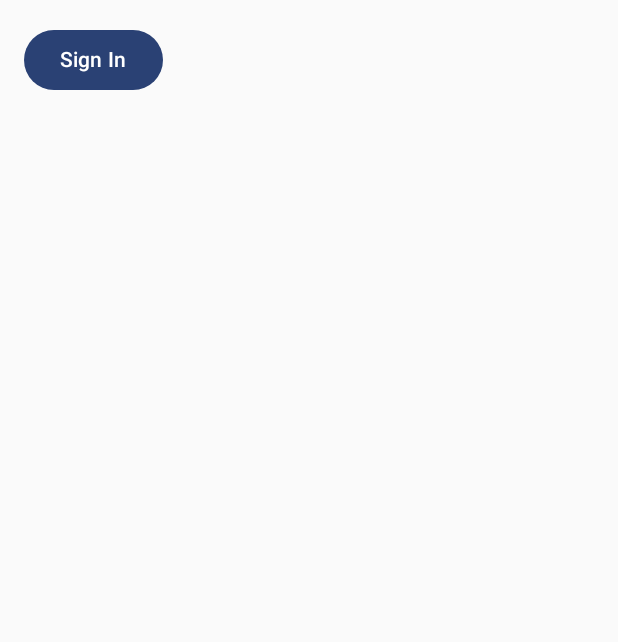
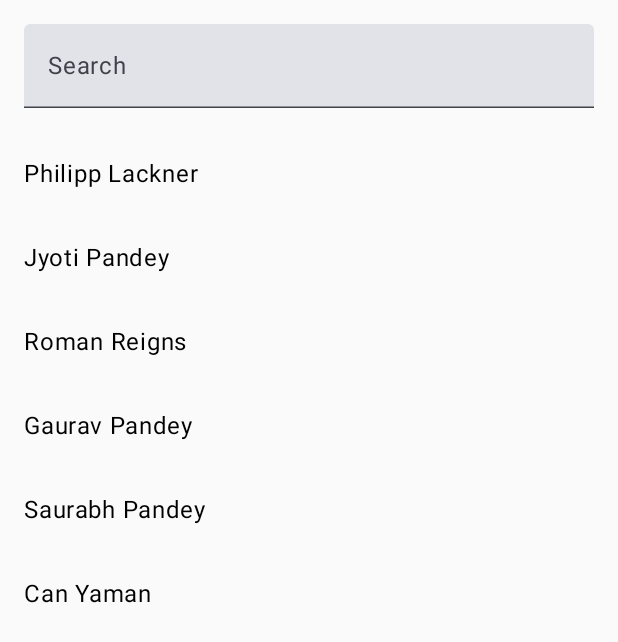
Before and after one commit to jyotip1308/ComposeCode, an Android app built with Jetpack Compose: the screen it shows after launch (MainActivity), on a phone screen of 412 x 824 dp. Shown: the top 642 px of the screen. Run offline under Robolectric (Android 15) with nearby library versions, the phone set to English and light mode, and no system bars; our stand-ins replace Dagger/Hilt's generated code, Firebase (no records; nobody signed in at launch, a user with empty details on screens opened directly), window size class; libraries missing offline, so code that uses them is left out: co.yml.charts; 1 statement that could not run was skipped.

Commit message:
Search Bar

```diff
--- a/app/src/main/java/com/composemates/composecode/MainActivity.kt
+++ b/app/src/main/java/com/composemates/composecode/MainActivity.kt
@@ -11,6 +11,7 @@ import com.composemates.composecode.dropdown.DropDownDemo
 import com.composemates.composecode.firebasePresentation.GoogleAuthUiClientHilt
 import com.composemates.composecode.navigation.FirebaseNavGraph
 import com.composemates.composecode.networkMonitor.NetworkConnectivityHelper
+import com.composemates.composecode.searchBar.SearchBar
 import com.composemates.composecode.ui.theme.ComposeCodeTheme
 import com.composemates.composecode.viewModels.AuthViewModel
 import com.composemates.composecode.viewModels.viewodel.FlowViewModel
@@ -42,6 +43,7 @@ class MainActivity : ComponentActivity() {
 
         setContent {
             ComposeCodeTheme {
+                SearchBar()
 
 //                DropDownDemo()
 
@@ -134,10 +136,10 @@ class MainActivity : ComponentActivity() {
 
 //                LoginScreen()
 
-                val navController = rememberNavController()
-                FirebaseNavGraph(navController = navController,
-                    googleAuthClientHilt = googleAuthUiClientHilt,
-                    applicationContext = applicationContext)
+//                val navController = rememberNavController()
+//                FirebaseNavGraph(navController = navController,
+//                    googleAuthClientHilt = googleAuthUiClientHilt,
+//                    applicationContext = applicationContext)
 
 //                CountDownUi(viewModel)
 //                CurrentLocation()
--- a/app/src/main/java/com/composemates/composecode/navigation/FirebaseNavigation.kt
+++ b/app/src/main/java/com/composemates/composecode/navigation/FirebaseNavigation.kt
@@ -37,11 +37,11 @@ fun FirebaseNavGraph(
 
             LaunchedEffect(key1 = Unit) {
                 userSignedIn = googleAuthClientHilt.getSignedInUser() != null
-                if (userSignedIn) {
+              /*  if (userSignedIn) {
                     navController.navigate("profile") {
                         popUpTo("sign_in") { inclusive = true }
                     }
-                }
+                }*/
             }
 
             val launcher = rememberLauncherForActivityResult(
--- /dev/null
+++ b/app/src/main/java/com/composemates/composecode/searchBar/SearchBar.kt
@@ -0,0 +1,71 @@
+package com.composemates.composecode.searchBar
+
+import androidx.compose.foundation.layout.Box
+import androidx.compose.foundation.layout.Column
+import androidx.compose.foundation.layout.Spacer
+import androidx.compose.foundation.layout.fillMaxSize
+import androidx.compose.foundation.layout.fillMaxWidth
+import androidx.compose.foundation.layout.height
+import androidx.compose.foundation.layout.padding
+import androidx.compose.foundation.lazy.LazyColumn
+import androidx.compose.foundation.lazy.items
+import androidx.compose.material3.CircularProgressIndicator
+import androidx.compose.material3.Text
+import androidx.compose.material3.TextField
+import androidx.compose.runtime.Composable
+import androidx.compose.runtime.collectAsState
+import androidx.compose.runtime.getValue
+import androidx.compose.ui.Alignment
+import androidx.compose.ui.Modifier
+import androidx.compose.ui.unit.dp
+import androidx.lifecycle.viewmodel.compose.viewModel
+import com.composemates.composecode.viewModels.SearchViewmodel
+
+@Composable
+fun SearchBar(){
+
+    val viewmodel = viewModel<SearchViewmodel>()
+    val searchText by viewmodel.searchText.collectAsState()
+    val persons by viewmodel.persons.collectAsState()
+    val isSearching by viewmodel.isSearching.collectAsState()
+
+    Column (
+        modifier = Modifier
+            .fillMaxSize()
+            .padding(16.dp)
+    ){
+        TextField(value = searchText,
+            onValueChange = viewmodel::onSearchTextChange,
+            modifier = Modifier.fillMaxWidth(),
+            placeholder = { Text(text = "Search")}
+        )
+
+        Spacer(modifier = Modifier.height(16.dp))
+
+        if (isSearching){
+            Box(modifier = Modifier.fillMaxSize()) {
+                CircularProgressIndicator(
+                    modifier = Modifier.align(Alignment.Center)
+                )
+            }
+        }
+        else{
+            LazyColumn(
+                modifier = Modifier
+                    .fillMaxWidth()
+                    .weight(1f)
+            ) {
+                items(persons){ person ->
+                    Text(text = "${person.firstName} ${person.lastName}",
+                        modifier = Modifier
+                            .fillMaxWidth()
+                            .padding(vertical = 16.dp)
+                    )
+
+                }
+
+            }
+        }
+    }
+
+}
--- /dev/null
+++ b/app/src/main/java/com/composemates/composecode/viewModels/SearchViewmodel.kt
@@ -0,0 +1,92 @@
+package com.composemates.composecode.viewModels
+
+import androidx.lifecycle.ViewModel
+import androidx.lifecycle.viewModelScope
+import kotlinx.coroutines.FlowPreview
+import kotlinx.coroutines.flow.MutableStateFlow
+import kotlinx.coroutines.flow.SharingStarted
+import kotlinx.coroutines.flow.asStateFlow
+import kotlinx.coroutines.flow.combine
+import kotlinx.coroutines.flow.debounce
+import kotlinx.coroutines.flow.onEach
+import kotlinx.coroutines.flow.stateIn
+import kotlinx.coroutines.flow.update
+
+class SearchViewmodel:ViewModel() {
+
+    private val _searchText = MutableStateFlow("")
+    val searchText = _searchText.asStateFlow()
+
+    private val _isSearching = MutableStateFlow(false)
+    val isSearching = _isSearching.asStateFlow()
+
+    private val _persons = MutableStateFlow(allPersons)
+    @OptIn(FlowPreview::class)
+    val persons = searchText
+        .debounce(1000L)
+        .onEach { _isSearching.update { true } }
+        .combine(_persons){ text, persons ->
+            if (text.isBlank()){
+                persons
+            } else{
+                persons.filter {
+                    it.doesMatchSearchQuery(text)
+                }
+            }
+        }
+        .onEach {  _isSearching.update { false }}
+        .stateIn(
+            viewModelScope,
+            SharingStarted.WhileSubscribed(5000),
+            _persons.value
+        )
+
+
+    fun onSearchTextChange(text: String) {
+        _searchText.value = text
+    }
+
+}
+
+data class Person(
+    val firstName: String,
+    val lastName: String
+) {
+    fun doesMatchSearchQuery(query: String): Boolean {
+        val matchingCombination = listOf(
+            "$firstName$lastName",
+            "$firstName $lastName",
+            "${firstName.first()} ${lastName.first()}"
+        )
+        return matchingCombination.any{
+            it.contains(query, ignoreCase = true)
+        }
+    }
+}
+
+private val allPersons = listOf(
+    Person(
+        firstName = "Philipp",
+        lastName = "Lackner"
+    ),
+    Person(
+        firstName = "Jyoti",
+        lastName = "Pandey"
+    ),
+    Person(
+        firstName = "Roman",
+        lastName = "Reigns"
+    ),
+    Person(
+        firstName = "Gaurav",
+        lastName = "Pandey"
+    ),
+    Person(
+        firstName = "Saurabh",
+        lastName = "Pandey"
+    ),
+    Person(
+        firstName = "Can",
+        lastName = "Yaman"
+    )
+)
```
Also changed, not shown: app/src/main/java/com/composemates/composecode/viewModels/FirebaseViewmodel.kt (+75 -0 lines).
